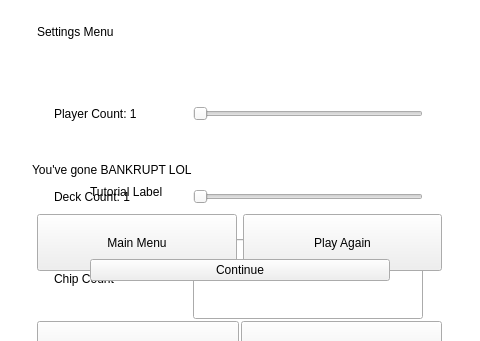
Above: CardCounter/mainwindow.ui from CalebStandfield/full-blackjack-game-engine-with-UI before the change; both pictures show x 336 to 816 and y 119 to 460 of the 1400 by 800 pixel window. Below: the same form after it.
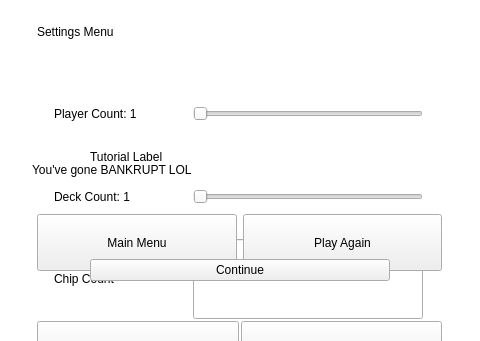
That is the form after the change.

Commit message: started strings for popup messages

```diff
--- a/CardCounter/mainwindow.ui
+++ b/CardCounter/mainwindow.ui
@@ -959,9 +959,9 @@
       <property name="geometry">
        <rect>
         <x>426</x>
-        <y>250</y>
+        <y>179</y>
         <width>300</width>
-        <height>150</height>
+        <height>221</height>
        </rect>
       </property>
       <layout class="QVBoxLayout" name="verticalLayout_7">
@@ -972,6 +972,9 @@
            <property name="text">
             <string>Tutorial Label</string>
            </property>
+           <property name="wordWrap">
+            <bool>true</bool>
+           </property>
           </widget>
          </item>
          <item>
```
The commit also changes 2 other files.
